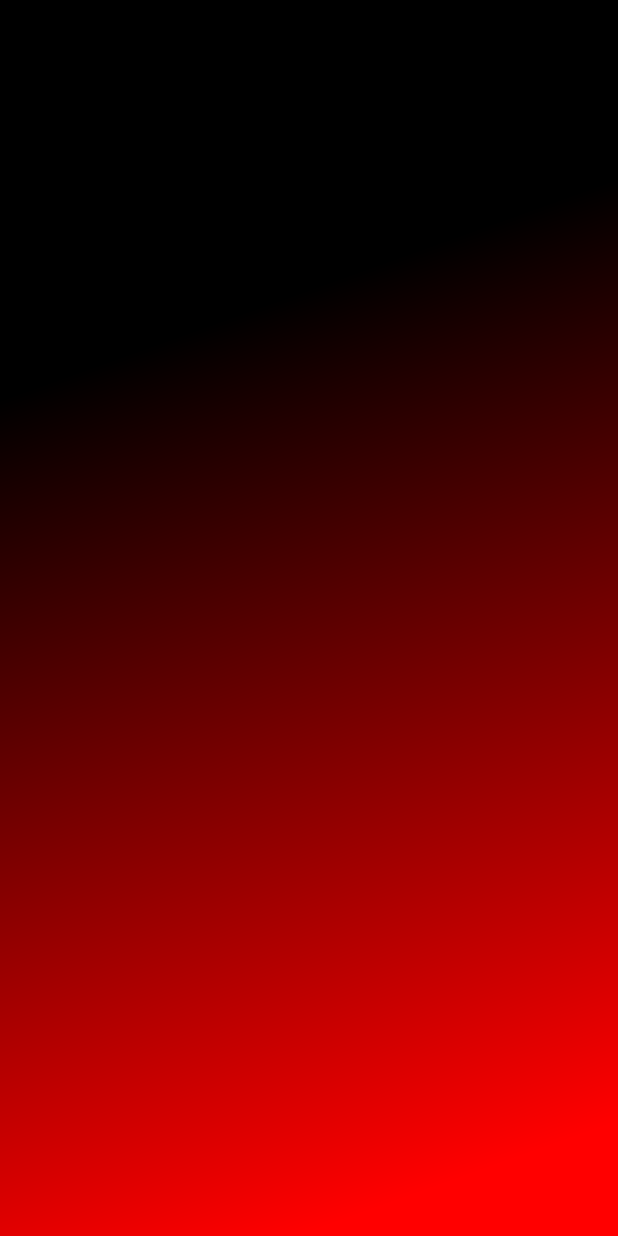
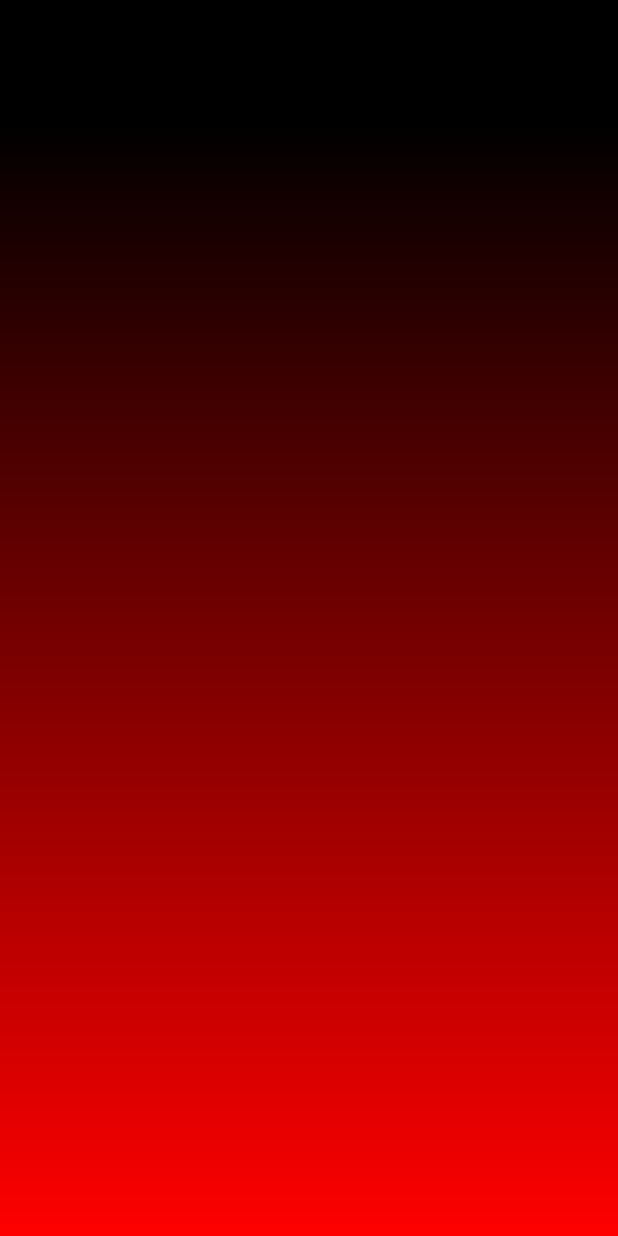
Before and after one commit to AnupamSingh0211/boom, an Android app: the screen it shows after launch (MainActivity), on a phone screen of 412 x 824 dp. Run offline under Robolectric (Android 15) with nearby library versions, the phone set to English and light mode, and no system bars.

Commit message:
added linear boom view

```diff
--- a/app/src/main/java/com/hala/boom/BoomView.kt
+++ b/app/src/main/java/com/hala/boom/LinearBoomView.kt
@@ -3,6 +3,7 @@ package com.hala.boom
 import android.content.Context
 import android.graphics.Canvas
 import android.graphics.Color
+import android.graphics.Color.BLACK
 import android.graphics.LinearGradient
 import android.graphics.Paint
 import android.graphics.Shader.TileMode
@@ -10,6 +11,7 @@ import android.os.Build
 import android.support.annotation.RequiresApi
 import android.util.AttributeSet
 import android.view.View
+import kotlin.random.Random
 
 
 /**
@@ -18,12 +20,14 @@ import android.view.View
  * @since 2019-07-24
  */
 
-class BoomView : View {
+class LinearBoomView : View {
 
 
     var paint = Paint()
     var blockHeight: Float = 0.0f
     var startingHeight = 0.0f
+    var colorArray: IntArray
+    var currentColor: Int
 
     constructor(context: Context) : super(context)
 
@@ -44,6 +48,8 @@ class BoomView : View {
 
     init {
         blockHeight = (CodeUtils.getHeightPixels(context)).toFloat()
+        colorArray = intArrayOf(Color.RED, Color.GREEN, Color.BLUE, Color.CYAN, Color.MAGENTA, Color.YELLOW)
+        currentColor = colorArray[0]
     }
 
     override fun onMeasure(widthMeasureSpec: Int, heightMeasureSpec: Int) {
@@ -58,14 +64,16 @@ class BoomView : View {
 //        paint.setStrokeWidth(3.0f);
 //        canvas?.drawRect(0.0f, 0.0f, CodeUtils.getWidthPixels(context).toFloat(), blockHeight, paint);
 
+
         if (startingHeight >= blockHeight) {
             startingHeight = 0.0f
-        }
-        else
-            startingHeight = startingHeight + 50.0f
+            currentColor = colorArray[Random.nextInt(0, 5)]
+
+        } else
+            startingHeight = startingHeight + 40.0f
 
 
-        val shader = LinearGradient(0f, startingHeight, startingHeight-100, blockHeight, Color.BLACK, Color.RED, TileMode.CLAMP)
+        val shader = LinearGradient(0f, startingHeight-200, 0f, blockHeight, BLACK, currentColor, TileMode.CLAMP)
         val paintRed = Paint()
         paintRed.shader = shader
         canvas?.drawRect(0.0f, 0.0f, CodeUtils.getWidthPixels(context).toFloat(), blockHeight, paintRed);
--- a/app/src/main/java/com/hala/boom/MainActivity.kt
+++ b/app/src/main/java/com/hala/boom/MainActivity.kt
@@ -8,11 +8,11 @@ import android.support.v7.app.AppCompatActivity
 
 class MainActivity : AppCompatActivity() {
 
-    lateinit var boomView: BoomView
+    lateinit var boomView: LinearBoomView
     var countDownTimer: CountDownTimer? = null
     override fun onCreate(savedInstanceState: Bundle?) {
         super.onCreate(savedInstanceState)
-        boomView = BoomView(this)
+        boomView = LinearBoomView(this)
         boomView.setBackgroundColor(Color.WHITE)
         setContentView(boomView)
         usingCountDownTimer()
@@ -20,7 +20,7 @@ class MainActivity : AppCompatActivity() {
     }
 
     fun usingCountDownTimer() {
-        countDownTimer = object : CountDownTimer(java.lang.Long.MAX_VALUE, 10) {
+        countDownTimer = object : CountDownTimer(java.lang.Long.MAX_VALUE, 40) {
 
             // This is called after every 10 sec interval.
             override fun onTick(millisUntilFinished: Long) {
```
